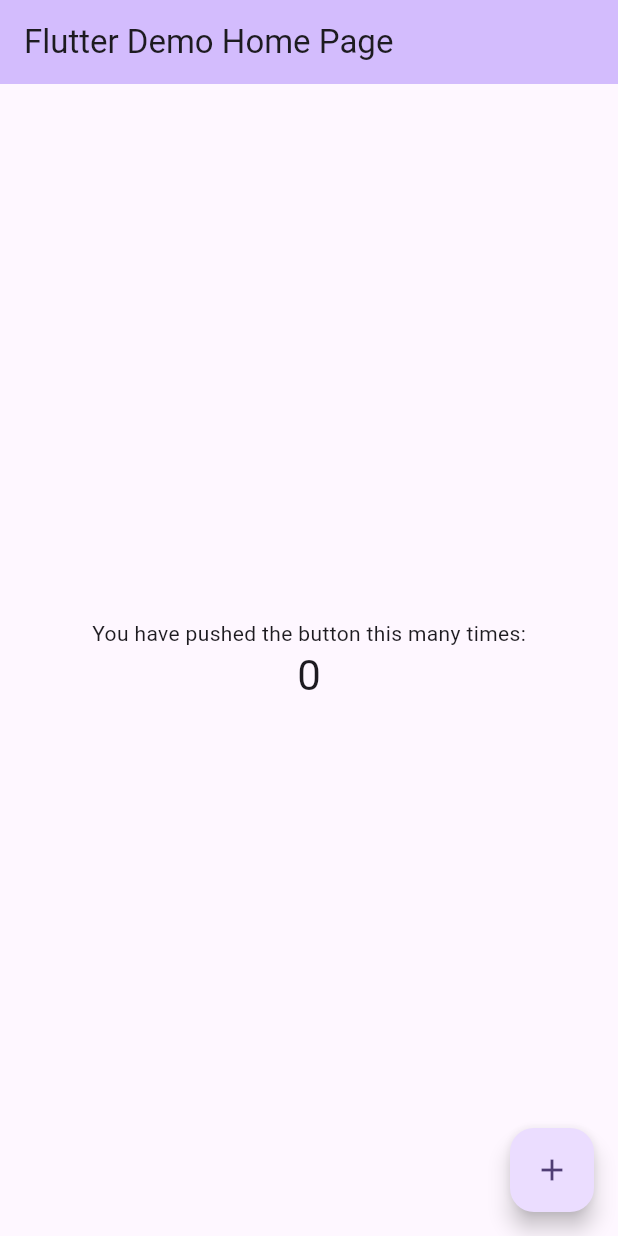
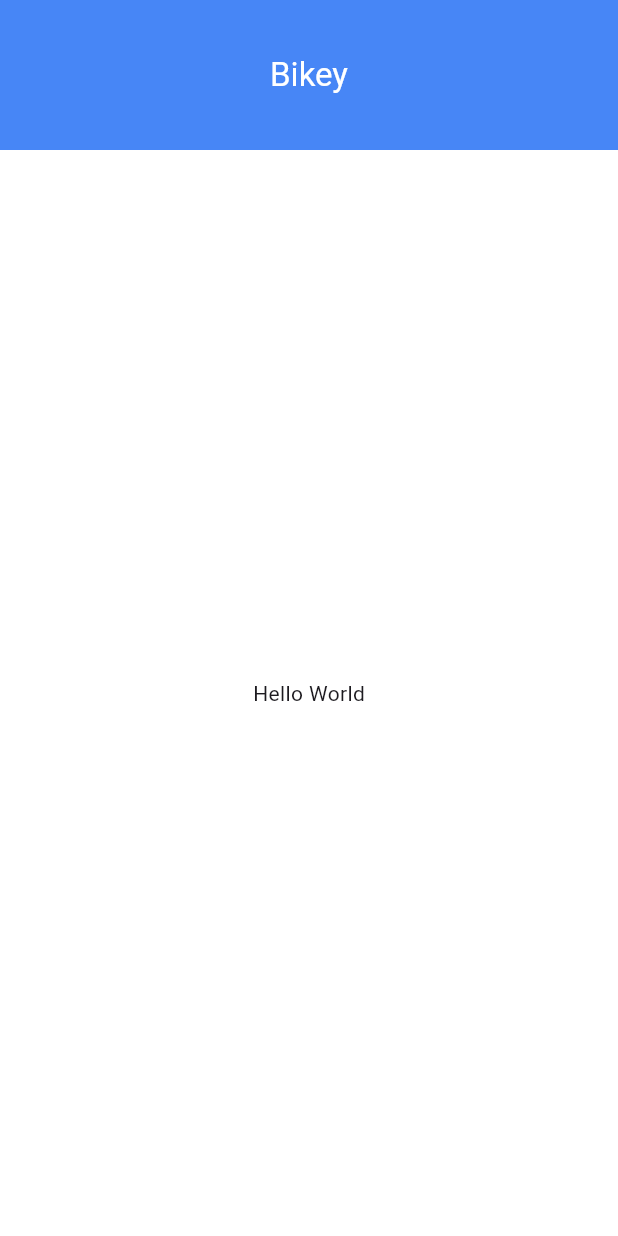
Before and after one commit to Tosin8/tutorialspoint_demo, a Flutter app: the screen it shows after launch, on a phone screen of 412 x 824 dp. Run offline on Flutter 3.47's test engine with Material 2 defaults, Android fonts, the phone set to English and light mode, and no system bars.

Commit message:
Creating appBar

```diff
--- a/lib/main.dart
+++ b/lib/main.dart
@@ -1,4 +1,6 @@
 import 'package:flutter/material.dart';
+
+import 'screen/home_page.dart';
 
 void main() {
   runApp(const MyApp());
@@ -11,106 +13,12 @@ class MyApp extends StatelessWidget {
   @override
   Widget build(BuildContext context) {
     return MaterialApp(
-      title: 'Flutter Demo',
+      title: 'Practice Demo',
       theme: ThemeData(
-        // This is the theme of your application.
-        //
-        // TRY THIS: Try running your application with "flutter run". You'll see
-        // the application has a blue toolbar. Then, without quitting the app,
-        // try changing the seedColor in the colorScheme below to Colors.green
-        // and then invoke "hot reload" (save your changes or press the "hot
-        // reload" button in a Flutter-supported IDE, or press "r" if you used
-        // the command line to start the app).
-        //
-        // Notice that the counter didn't reset back to zero; the application
-        // state is not lost during the reload. To reset the state, use hot
-        // restart instead.
-        //
-        // This works for code too, not just values: Most code changes can be
-        // tested with just a hot reload.
         colorScheme: ColorScheme.fromSeed(seedColor: Colors.deepPurple),
         useMaterial3: true,
       ),
-      home: const MyHomePage(title: 'Flutter Demo Home Page'),
+      home: const HomePage(),
     );
   }
 }
-
-class MyHomePage extends StatefulWidget {
-  const MyHomePage({super.key, required this.title});
-
-  final String title;
-
-  @override
-  State<MyHomePage> createState() => _MyHomePageState();
-}
-
-class _MyHomePageState extends State<MyHomePage> {
-  int _counter = 0;
-
-  void _incrementCounter() {
-    setState(() {
-      // This call to setState tells the Flutter framework that something has
-      // changed in this State, which causes it to rerun the build method below
-      // so that the display can reflect the updated values. If we changed
-      // _counter without calling setState(), then the build method would not be
-      // called again, and so nothing would appear to happen.
-      _counter++;
-    });
-  }
-
-  @override
-  Widget build(BuildContext context) {
-    // This method is rerun every time setState is called, for instance as done
-    // by the _incrementCounter method above.
-    //
-    // The Flutter framework has been optimized to make rerunning build methods
-    // fast, so that you can just rebuild anything that needs updating rather
-    // than having to individually change instances of widgets.
-    return Scaffold(
-      appBar: AppBar(
-        // TRY THIS: Try changing the color here to a specific color (to
-        // Colors.amber, perhaps?) and trigger a hot reload to see the AppBar
-        // change color while the other colors stay the same.
-        backgroundColor: Theme.of(context).colorScheme.inversePrimary,
-        // Here we take the value from the MyHomePage object that was created by
-        // the App.build method, and use it to set our appbar title.
-        title: Text(widget.title),
-      ),
-      body: Center(
-        // Center is a layout widget. It takes a single child and positions it
-        // in the middle of the parent.
-        child: Column(
-          // Column is also a layout widget. It takes a list of children and
-          // arranges them vertically. By default, it sizes itself to fit its
-          // children horizontally, and tries to be as tall as its parent.
-          //
-          // Column has various properties to control how it sizes itself and
-          // how it positions its children. Here we use mainAxisAlignment to
-          // center the children vertically; the main axis here is the vertical
-          // axis because Columns are vertical (the cross axis would be
-          // horizontal).
-          //
-          // TRY THIS: Invoke "debug painting" (choose the "Toggle Debug Paint"
-          // action in the IDE, or press "p" in the console), to see the
-          // wireframe for each widget.
-          mainAxisAlignment: MainAxisAlignment.center,
-          children: <Widget>[
-            const Text(
-              'You have pushed the button this many times:',
-            ),
-            Text(
-              '$_counter',
-              style: Theme.of(context).textTheme.headlineMedium,
-            ),
-          ],
-        ),
-      ),
-      floatingActionButton: FloatingActionButton(
-        onPressed: _incrementCounter,
-        tooltip: 'Increment',
-        child: const Icon(Icons.add),
-      ), // This trailing comma makes auto-formatting nicer for build methods.
-    );
-  }
-}
--- /dev/null
+++ b/lib/screen/home_page.dart
@@ -0,0 +1,27 @@
+import 'package:flutter/material.dart';
+
+class HomePage extends StatelessWidget {
+  const HomePage({super.key});
+
+  @override
+  Widget build(BuildContext context) {
+    return Scaffold(
+      appBar: AppBar(
+        centerTitle: true,
+        toolbarHeight: 100,
+        backgroundColor: Colors.blueAccent,
+        elevation: 3,
+        title: const Text(
+          'Bikey',
+          style: TextStyle(color: Colors.white),
+        ),
+      ),
+      body: Container(
+        decoration: const BoxDecoration(
+          color: Colors.white,
+        ),
+        child: const Center(child: Text('Hello World')),
+      ),
+    );
+  }
+}
```
